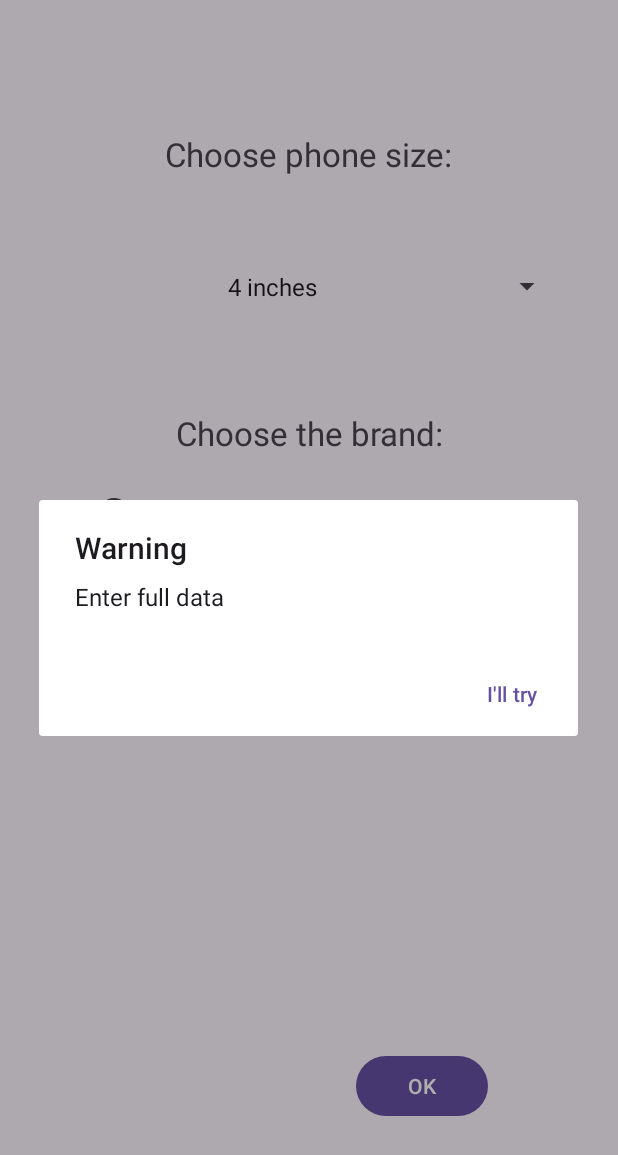
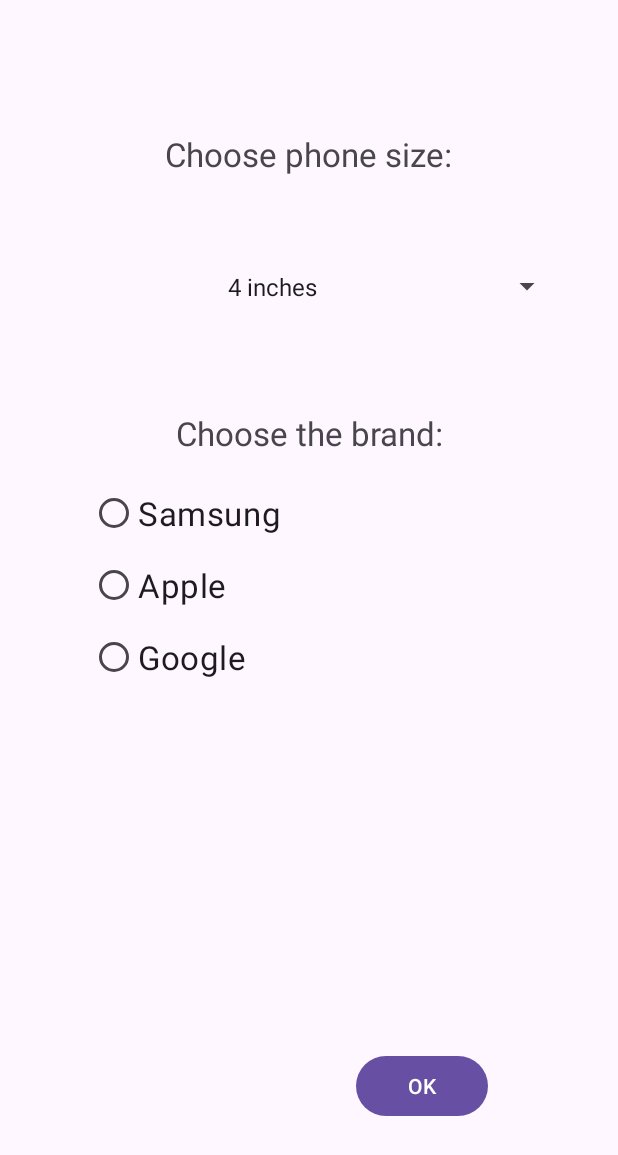
Before and after one commit to mynameiszp/android-labs, an Android app: the screen it shows after launch (MainActivity), after a tap on "OK", on a phone screen of 412 x 824 dp. Shown: the top 1155 px of the screen. Run offline under Robolectric (Android 15) with nearby library versions, the light colour scheme and no system bars.

Commit message:
Lab2 update

```diff
--- a/lab2/app/src/main/java/com/example/lab2/ChoiceFragment.java
+++ b/lab2/app/src/main/java/com/example/lab2/ChoiceFragment.java
@@ -7,6 +7,13 @@
 import android.view.LayoutInflater;
 import android.view.View;
 import android.view.ViewGroup;
+import android.widget.ArrayAdapter;
+import android.widget.RadioButton;
+import android.widget.RadioGroup;
+import android.widget.Spinner;
+import android.widget.Toast;
+
+import java.util.Optional;
 
 /**
  * A simple {@link Fragment} subclass.
@@ -14,12 +21,51 @@
  * create an instance of this fragment.
  */
 public class ChoiceFragment extends Fragment {
-    View view;
+    private View view;
+    private RadioGroup radioGroup;
+    private RadioButton modelRadioButton;
+    private Spinner spinner;
+
     @Override
     public View onCreateView(LayoutInflater inflater, ViewGroup container,
                              Bundle savedInstanceState) {
         // Inflate the layout for this fragment
         view = inflater.inflate(R.layout.fragment_choice, container, false);
+        spinner = view.findViewById(R.id.spinner);
+        ArrayAdapter<?> adapter =
+                ArrayAdapter.createFromResource(getActivity(), R.array.phoneTypes,
+                        android.R.layout.simple_spinner_item);
+        adapter.setDropDownViewResource(android.R.layout.simple_spinner_dropdown_item);
+        spinner.setAdapter(adapter);
+        radioGroup = view.findViewById(R.id.radioGroup);
         return view;
     }
+
+    @Override
+    public void onResume() {
+        super.onResume();
+        radioGroup.clearCheck();
+    }
+
+    private void openDialog() {
+        Toast.makeText(getContext(), "Enter full data", Toast.LENGTH_SHORT).show();
+    }
+
+    private void checkModel(View v) {
+        int id = radioGroup.getCheckedRadioButtonId();
+        modelRadioButton = view.findViewById(id);
+    }
+
+    public Optional<String> getResult() {
+        checkModel(view);
+        if (modelRadioButton == null){
+            openDialog();
+            return Optional.empty();
+        }
+        else {
+            String phoneType = spinner.getSelectedItem().toString();
+            String brand = modelRadioButton.getText().toString();
+            return Optional.of(("Selected: " + brand + ", " + phoneType));
+        }
+    }
 }
--- a/lab2/app/src/main/java/com/example/lab2/MainActivity.java
+++ b/lab2/app/src/main/java/com/example/lab2/MainActivity.java
@@ -2,7 +2,6 @@
 
 import android.os.Bundle;
 import android.view.View;
-import android.widget.ArrayAdapter;
 import android.widget.Button;
 import android.widget.RadioButton;
 import android.widget.RadioGroup;
@@ -12,33 +11,29 @@
 import androidx.fragment.app.FragmentManager;
 import androidx.fragment.app.FragmentTransaction;
 
+import java.util.Optional;
+
 public class MainActivity extends AppCompatActivity {
 
     private Button okButton;
+    private Button backButton;
     private ChoiceFragment choiceFragment;
     private ResultFragment resultFragment;
-    private RadioGroup radioGroup;
-    private RadioButton modelRadioButton;
-    private TextView resultText;
-    private Spinner spinner;
-    private String brand;
-    private String phoneType;
-    private Button backButton;
 
     public void onCreate(Bundle savedInstanceState) {
         super.onCreate(savedInstanceState);
         setContentView(R.layout.activity_main);
         choiceFragment = new ChoiceFragment();
-        resultFragment = new ResultFragment();
-        okButton = (Button) findViewById(R.id.button);
+        okButton = findViewById(R.id.button);
         okButton.setOnClickListener(new View.OnClickListener() {
             @Override
             public void onClick(View v) {
-                checkModel(v);
-                openResult();
+                if (choiceFragment.getResult().isPresent()){
+                    openResult(choiceFragment.getResult().get());
+                }
             }
         });
-        backButton = (Button) findViewById(R.id.cancel_button);
+        backButton = findViewById(R.id.cancel_button);
         backButton.setOnClickListener(new View.OnClickListener() {
             @Override
             public void onClick(View v) {
@@ -48,65 +43,27 @@
         openChoiceMenu();
     }
 
-    @Override
-    protected void onResume() {
-        super.onResume();
-        if (choiceFragment != null && choiceFragment.getView() != null) {
-            spinner = choiceFragment.getView().findViewById(R.id.spinner);
-            ArrayAdapter<?> adapter =
-                    ArrayAdapter.createFromResource(this, R.array.phoneTypes,
-                            android.R.layout.simple_spinner_item);
-            adapter.setDropDownViewResource(android.R.layout.simple_spinner_dropdown_item);
-            spinner.setAdapter(adapter);
-            radioGroup = choiceFragment.getView().findViewById(R.id.radioGroup);
-        }
-        if (resultFragment != null && resultFragment.getView() != null) {
-            resultText = (TextView) resultFragment.getView().findViewById(R.id.textView4);
-            resultText.setText("Selected: " + brand + ", " + phoneType);
-        }
-    }
-
-    private void openDialog() {
-        WarningDialog warningDialog = new WarningDialog();
-        warningDialog.show(getSupportFragmentManager(), "warning dialog");
-    }
-
-    private void checkModel(View v) {
-        int id = radioGroup.getCheckedRadioButtonId();
-        modelRadioButton = findViewById(id);
-    }
-
     private void openChoiceMenu() {
-        FragmentManager fragmentManager = getSupportFragmentManager();
-        FragmentTransaction fragmentTransaction = fragmentManager.beginTransaction();
-        fragmentTransaction.replace(R.id.fragment1, choiceFragment);
-        fragmentTransaction.commit();
+        getSupportFragmentManager().beginTransaction()
+                .add(R.id.fragment1, choiceFragment)
+                .addToBackStack(null)
+                .commit();
         backButton.setVisibility(View.INVISIBLE);
         okButton.setVisibility(View.VISIBLE);
     }
 
-    private void openResult() {
-        if (modelRadioButton == null){
-            //Toast.makeText(this, "Enter full data", Toast.LENGTH_SHORT).show();
-            openDialog();
-        }
-        else {
-            phoneType = spinner.getSelectedItem().toString();
-            brand = modelRadioButton.getText().toString();
-            FragmentManager fragmentManager = getSupportFragmentManager();
-            FragmentTransaction fragmentTransaction = fragmentManager.beginTransaction();
-            fragmentTransaction.replace(R.id.fragment1, resultFragment);
-            fragmentTransaction.addToBackStack(null);
-            fragmentTransaction.commit();
-            backButton.setVisibility(View.VISIBLE);
-            okButton.setVisibility(View.INVISIBLE);
-            onResume();
-        }
+    private void openResult(String result) {
+        resultFragment = new ResultFragment(result);
+        getSupportFragmentManager().beginTransaction()
+                .replace(R.id.fragment1, resultFragment)
+                .addToBackStack(null)
+                .commit();
+        backButton.setVisibility(View.VISIBLE);
+        okButton.setVisibility(View.INVISIBLE);
     }
 
     private void backToChoiceMenu() {
-        FragmentManager fragmentManager = getSupportFragmentManager();
-        fragmentManager.popBackStack();
+        getSupportFragmentManager().popBackStack();
         backButton.setVisibility(View.INVISIBLE);
         okButton.setVisibility(View.VISIBLE);
         onResume();
--- a/lab2/app/src/main/java/com/example/lab2/WarningDialog.java
+++ /dev/null
@@ -1,28 +0,0 @@
-package com.example.lab2;
-
-import android.app.Dialog;
-import android.content.DialogInterface;
-import android.os.Bundle;
-
-import androidx.annotation.NonNull;
-import androidx.annotation.Nullable;
-import androidx.appcompat.app.AlertDialog;
-import androidx.appcompat.app.AppCompatDialogFragment;
-
-public class WarningDialog extends AppCompatDialogFragment {
-    @NonNull
-    @Override
-    public Dialog onCreateDialog(Bundle savedInstanceState) {
-        super.onCreate(savedInstanceState);
-        AlertDialog.Builder builder = new AlertDialog.Builder(getActivity());
-        builder.setTitle("Warning")
-                .setMessage("Enter full data")
-                .setPositiveButton("I'll try", new DialogInterface.OnClickListener() {
-                    @Override
-                    public void onClick(DialogInterface dialog, int which) {
-
-                    }
-                });
-        return builder.create();
-    }
-}
```
Also changed, not shown: lab2/app/src/main/java/com/example/lab2/ResultFragment.java (+17 -1 lines).
